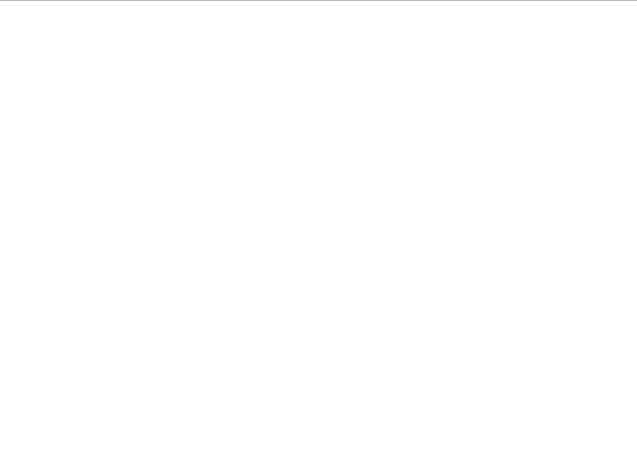
First picture: the form in Amapy_licence_frm.ui, repository Sebastux/AmaPy, before the edit.
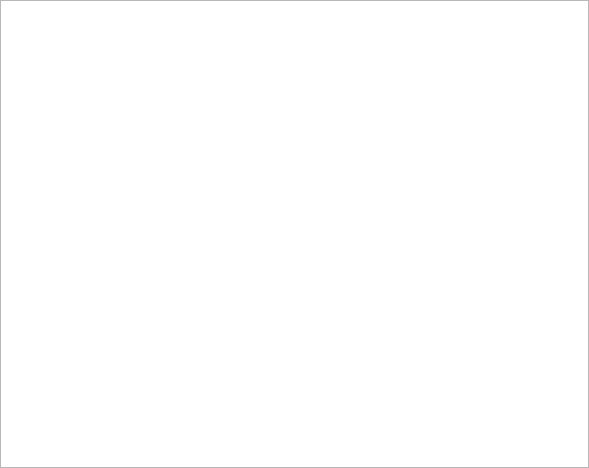
Second picture: the form after the edit. Icons and pictures are not drawn.

Commit message: Remise en forme pour responsive design.

Patch:
```diff
--- a/Amapy_licence_frm.ui
+++ b/Amapy_licence_frm.ui
@@ -6,33 +6,58 @@
    <rect>
     <x>0</x>
     <y>0</y>
-    <width>637</width>
-    <height>470</height>
+    <width>589</width>
+    <height>468</height>
    </rect>
   </property>
   <property name="windowTitle">
    <string>Licence Amapy</string>
   </property>
-  <widget class="QWidget" name="centralwidget">
-   <widget class="QWidget" name="formLayoutWidget">
-    <property name="geometry">
-     <rect>
-      <x>-10</x>
-      <y>0</y>
-      <width>651</width>
-      <height>471</height>
-     </rect>
+  <property name="windowIcon">
+   <iconset>
+    <normaloff>Icones/Amazon.ico</normaloff>Icones/Amazon.ico</iconset>
+  </property>
+  <property name="layoutDirection">
+   <enum>Qt::LeftToRight</enum>
+  </property>
+  <widget class="QWidget" name="cw_licence">
+   <property name="focusPolicy">
+    <enum>Qt::ClickFocus</enum>
+   </property>
+   <property name="autoFillBackground">
+    <bool>false</bool>
+   </property>
+   <layout class="QGridLayout" name="gridLayout_2">
+    <property name="leftMargin">
+     <number>0</number>
     </property>
-    <layout class="QFormLayout" name="lyt_licence">
-     <item row="0" column="1">
-      <widget class="QPlainTextEdit" name="ptedt_licence">
-       <property name="enabled">
-        <bool>true</bool>
-       </property>
-      </widget>
-     </item>
-    </layout>
-   </widget>
+    <property name="topMargin">
+     <number>0</number>
+    </property>
+    <property name="rightMargin">
+     <number>0</number>
+    </property>
+    <property name="bottomMargin">
+     <number>0</number>
+    </property>
+    <property name="spacing">
+     <number>0</number>
+    </property>
+    <item row="0" column="0">
+     <layout class="QGridLayout" name="gl_licence">
+      <property name="spacing">
+       <number>0</number>
+      </property>
+      <item row="0" column="0">
+       <widget class="QPlainTextEdit" name="ptedt_licence">
+        <property name="enabled">
+         <bool>true</bool>
+        </property>
+       </widget>
+      </item>
+     </layout>
+    </item>
+   </layout>
   </widget>
  </widget>
  <resources/>
```
Left out of the diff: 3 changed lines with no effect on the pictures.
